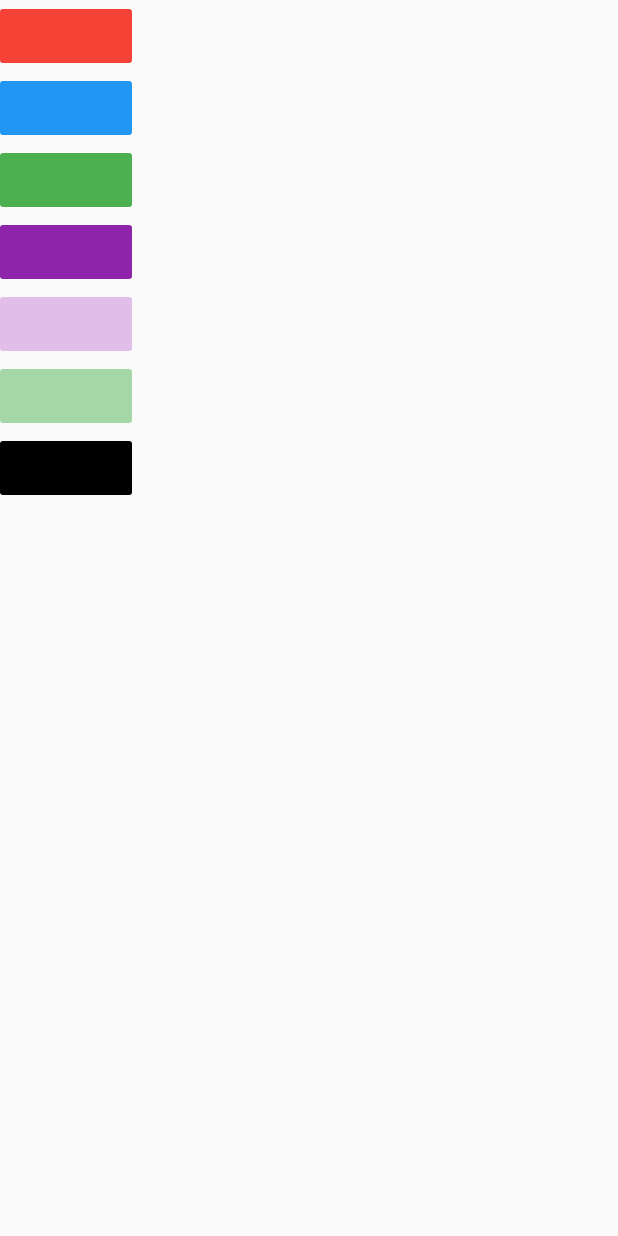
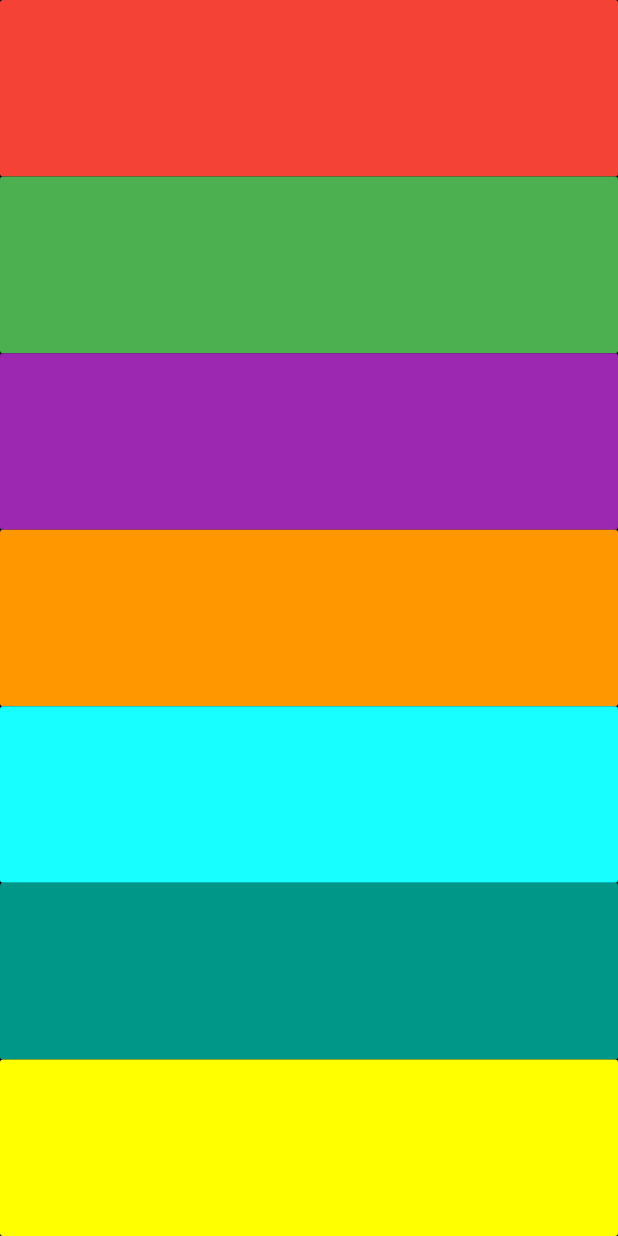
Before and after one commit to Thommzy/Flutter-Xylophone-Tim, a Flutter app: the screen it shows after launch, on a phone screen of 412 x 824 dp. Run offline on Flutter 3.47's test engine with Material 2 defaults, Android fonts, the phone set to English and light mode, and no system bars; our stand-ins replace audioplayers.

Commit message:
xylophone App completed

```diff
--- a/tim_xylophone/lib/main.dart
+++ b/tim_xylophone/lib/main.dart
@@ -4,62 +4,39 @@ import 'package:audioplayers/audio_cache.dart';
 void main() => runApp(XylophoneApp());
 
 class XylophoneApp extends StatelessWidget {
+  void playSound(int soundNumber) {
+    final player = AudioCache();
+    player.play('note$soundNumber.wav');
+  }
+
+  Expanded buildKey({Color color, int SoundNumber}) {
+    return Expanded(
+      child: FlatButton(
+          color: color,
+          onPressed: () {
+            playSound(SoundNumber);
+          },
+          child: null),
+    );
+  }
+
   @override
   Widget build(BuildContext context) {
     return MaterialApp(
       home: Scaffold(
+        backgroundColor: Colors.black,
         body: SafeArea(
           child: Column(
+            mainAxisAlignment: MainAxisAlignment.spaceBetween,
+            crossAxisAlignment: CrossAxisAlignment.stretch,
             children: <Widget>[
-              FlatButton(
-                  color: Colors.red,
-                  onPressed: () {
-                    final player = AudioCache();
-                    player.play('note1.wav');
-                  },
-                  child: null),
-              FlatButton(
-                  color: Colors.blue,
-                  onPressed: () {
-                    final player = AudioCache();
-                    player.play('note2.wav');
-                  },
-                  child: null),
-              FlatButton(
-                  color: Colors.green,
-                  onPressed: () {
-                    final player = AudioCache();
-                    player.play('note3.wav');
-                  },
-                  child: null),
-              FlatButton(
-                  color: Colors.purple.shade600,
-                  onPressed: () {
-                    final player = AudioCache();
-                    player.play('note4.wav');
-                  },
-                  child: null),
-              FlatButton(
-                  color: Colors.purple.shade100,
-                  onPressed: () {
-                    final player = AudioCache();
-                    player.play('note5.wav');
-                  },
-                  child: null),
-              FlatButton(
-                  color: Colors.green.shade200,
-                  onPressed: () {
-                    final player = AudioCache();
-                    player.play('note6.wav');
-                  },
-                  child: null),
-              FlatButton(
-                  color: Colors.black,
-                  onPressed: () {
-                    final player = AudioCache();
-                    player.play('note7.wav');
-                  },
-                  child: null),
+              buildKey(color: Colors.red, SoundNumber: 1),
+              buildKey(color: Colors.green, SoundNumber: 2),
+              buildKey(color: Colors.purple, SoundNumber: 3),
+              buildKey(color: Colors.orange, SoundNumber: 4),
+              buildKey(color: Colors.cyanAccent, SoundNumber: 5),
+              buildKey(color: Colors.teal, SoundNumber: 6),
+              buildKey(color: Colors.yellowAccent, SoundNumber: 7),
             ],
           ),
         ),
```
Also changed, not shown: 1 other file.
